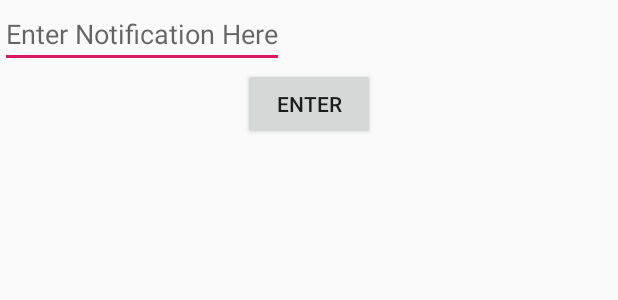
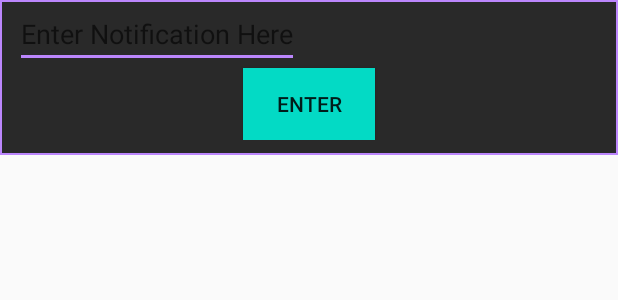
Before and after one commit to ntrllog/Notification-Reminder, an Android app: the layout dialog_create_notification.xml on its own in the app's theme, with its tools: preview values and no code run, on a phone screen of 412 x 824 dp. Shown: the top 300 px of the screen. Run offline under Robolectric (Android 15) with nearby library versions, the phone set to English and light mode, and no system bars.

Commit message:
change color theme

```diff
--- a/app/src/main/res/drawable-v21/ripple.xml
+++ b/app/src/main/res/drawable-v21/ripple.xml
@@ -4,7 +4,8 @@
 
     <item>
         <shape android:shape="rectangle">
-            <solid android:color="#e7e4be" />
+            <solid android:color="@color/listItemBackground" />
+            <stroke android:width="2dp" android:color="@color/purple" />
             <corners android:radius="10dp" />
         </shape>
     </item>
--- /dev/null
+++ b/app/src/main/res/drawable/dialog_border.xml
@@ -0,0 +1,6 @@
+<?xml version="1.0" encoding="UTF-8"?>
+<shape xmlns:android="http://schemas.android.com/apk/res/android" android:shape="rectangle">
+    <padding android:bottom="10dp" android:left="10dp" android:right="10dp"/>
+    <solid android:color="@color/listViewBackground" />
+    <stroke android:width="1dp" android:color="@color/purple" />
+</shape>
--- a/app/src/main/res/drawable/ic_launcher_foreground.xml
+++ b/app/src/main/res/drawable/ic_launcher_foreground.xml
@@ -3,7 +3,7 @@
     android:height="108dp"
     android:viewportWidth="41.37931"
     android:viewportHeight="41.37931"
-    android:tint="#6A1B9A">
+    android:tint="#5C5C5C">
   <group android:translateX="8.689655"
       android:translateY="8.689655">
       <path
--- a/app/src/main/res/layout/activity_main.xml
+++ b/app/src/main/res/layout/activity_main.xml
@@ -3,7 +3,7 @@
     xmlns:tools="http://schemas.android.com/tools"
     android:layout_width="match_parent"
     android:layout_height="match_parent"
-    android:background="#e1bee7"
+    android:background="@color/listViewBackground"
     tools:context=".MainActivity" >
 
     <ListView
--- a/app/src/main/res/layout/dialog_create_notification.xml
+++ b/app/src/main/res/layout/dialog_create_notification.xml
@@ -1,12 +1,15 @@
 <LinearLayout xmlns:android="http://schemas.android.com/apk/res/android"
     android:orientation="vertical"
     android:layout_width="match_parent"
-    android:layout_height="wrap_content">
+    android:layout_height="wrap_content"
+    android:background="@drawable/dialog_border">
 
     <EditText
         android:id="@+id/dialog_content"
         android:layout_width="wrap_content"
         android:layout_height="wrap_content"
+        android:textColor="#FFFFFF"
+        android:backgroundTint="@color/purple"
         android:hint="Enter Notification Here" />
 
     <Button
@@ -14,6 +17,7 @@
         android:layout_width="wrap_content"
         android:layout_height="wrap_content"
         android:layout_gravity="center"
+        android:background="@color/colorAccent"
         android:text="enter" />
 
 </LinearLayout>
--- a/app/src/main/res/layout/list_item.xml
+++ b/app/src/main/res/layout/list_item.xml
@@ -12,6 +12,7 @@
         android:layout_height="wrap_content"
         android:paddingLeft="16dp"
         android:paddingStart="16dp"
+        android:textColor="#FFFFFF"
         android:textSize="30sp"/>
 
 </RelativeLayout>
--- a/app/src/main/res/values/colors.xml
+++ b/app/src/main/res/values/colors.xml
@@ -1,6 +1,9 @@
 <?xml version="1.0" encoding="utf-8"?>
 <resources>
-    <color name="colorPrimary">#6a1b9a</color>
-    <color name="colorPrimaryDark">#38006b</color>
-    <color name="colorAccent">#D81B60</color>
+    <color name="colorPrimary">#5c5c5c</color>
+    <color name="colorPrimaryDark">#121212</color>
+    <color name="colorAccent">#03DAC5</color>
+    <color name="listViewBackground">#292929</color>
+    <color name="listItemBackground">@color/colorPrimary</color>
+    <color name="purple">#BB86FC</color>
 </resources>
```
Also changed, not shown: app/src/main/ic_launcher-web.png, app/src/main/res/mipmap-hdpi/ic_launcher.png, app/src/main/res/mipmap-hdpi/ic_launcher_round.png, app/src/main/res/mipmap-mdpi/ic_launcher.png, app/src/main/res/mipmap-mdpi/ic_launcher_round.png, app/src/main/res/mipmap-xhdpi/ic_launcher.png, app/src/main/res/mipmap-xhdpi/ic_launcher_round.png, app/src/main/res/mipmap-xxhdpi/ic_launcher.png, app/src/main/res/mipmap-xxhdpi/ic_launcher_round.png, app/src/main/res/mipmap-xxxhdpi/ic_launcher.png, app/src/main/res/mipmap-xxxhdpi/ic_launcher_round.png.
